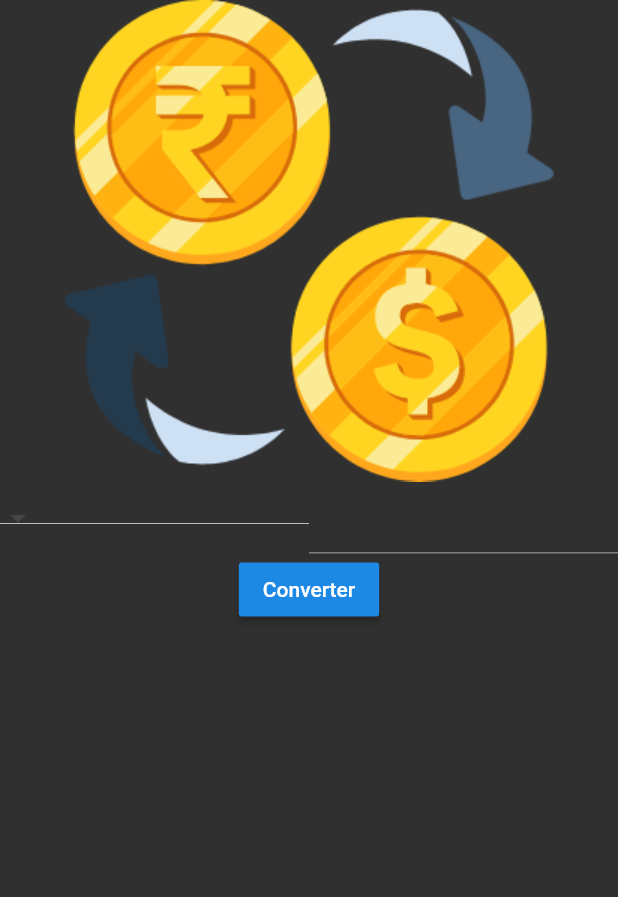
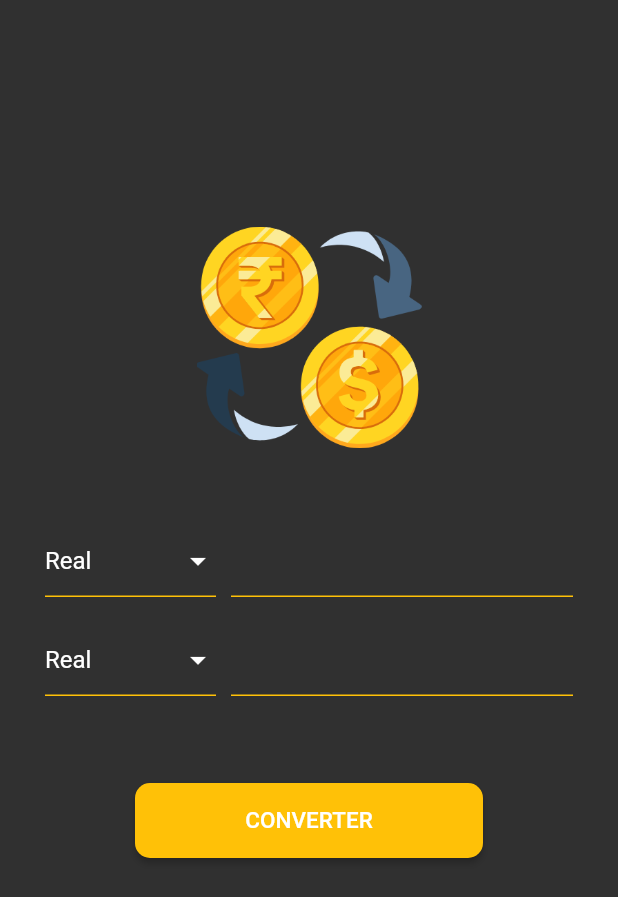
Before and after one commit to oapmartins/conversor-moedas, a Flutter app: the screen it shows after launch, on a phone screen of 412 x 824 dp. Shown: the top 897 px of the screen. Run offline on Flutter 3.47's test engine with Material 2 defaults, Android fonts, the phone set to English and light mode, and no system bars.

Commit message:
Terminando de fazer a view e o controller, testes também foram realizados.

```diff
--- /dev/null
+++ b/lib/app/components/currency_box.dart
@@ -0,0 +1,44 @@
+import 'package:flutter/material.dart';
+
+class CurrencyBox extends StatelessWidget {
+  const CurrencyBox({Key? key}) : super(key: key);
+
+  @override
+  Widget build(BuildContext context) {
+    return Row(
+      crossAxisAlignment: CrossAxisAlignment.start,
+      children: [
+        Expanded(
+          flex: 1,
+          child: SizedBox(
+            height: 56,
+            child: DropdownButton(
+              iconEnabledColor: Colors.white,
+              iconDisabledColor: Colors.white,
+              isExpanded: true,
+              underline: Container(height: 1, color: Colors.amber,),
+              items: [
+                DropdownMenuItem(
+                  child: Text('Real', style: TextStyle(color: Colors.white),),
+                ),
+                // DropdownMenuItem(
+                //   child: Text('Dolar'),
+                // ),
+              ],
+            ),
+          ),
+        ),
+        SizedBox(width: 10,),
+        Expanded(
+          flex: 2,
+          child: TextField(
+              decoration: InputDecoration(
+                enabledBorder: UnderlineInputBorder(borderSide: BorderSide(color: Colors.amber)),
+                focusedBorder: UnderlineInputBorder(borderSide: BorderSide(color: Colors.amber)),
+              )
+          ),
+        ),
+      ],
+    );
+  }
+}
--- a/lib/app/viewes/home_view.dart
+++ b/lib/app/viewes/home_view.dart
@@ -1,3 +1,4 @@
+import 'package:conversor_moedas/app/components/currency_box.dart';
 import 'package:flutter/material.dart';
 
 class HomeView extends StatelessWidget {
@@ -9,24 +10,41 @@ class HomeView extends StatelessWidget {
       body: SizedBox(
         width: MediaQuery.of(context).size.width,
         height: MediaQuery.of(context).size.height,
+        child: Padding(
+          padding: const EdgeInsets.only(left: 30, right: 30, top: 150),
           child: Column(
             children: [
-            Image.asset('assets/images/logo.png'),
+              Image.asset(
+                'assets/images/logo.png',
+                width: 150,
+                height: 150,
+              ),
               SizedBox(
-              width: MediaQuery.of(context).size.width,
-              child: Row(
-                children: [
-                  Expanded(child: DropdownButton(items: [])),
-                  Expanded(
-                    child: TextField(
-                      decoration: InputDecoration(),
+                height: 50,
               ),
+              CurrencyBox(),
+              SizedBox(
+                height: 10,
+              ),
+              CurrencyBox(),
+              SizedBox(
+                height: 50,
+              ),
+              RaisedButton(
+                shape: RoundedRectangleBorder(
+                  borderRadius: BorderRadius.circular(10)
+                ),
+                color: Colors.amber,
+                onPressed: () {},
+                child: Container(
+                  alignment: AlignmentDirectional.center,
+                  width: 200,
+                  height: 50,
+                  child: Text('CONVERTER', style: TextStyle(fontSize: 15)),
+                )
               ),
             ],
           ),
-            ),
-            RaisedButton(onPressed: () {}, child: Text('Converter'))
-          ],
         ),
       ),
     );
```
Also changed, not shown: lib/app/controllers/home_controller.dart (added, +41 -0 lines), 2 other files. Lines whose indentation alone changed are shown as unchanged.
